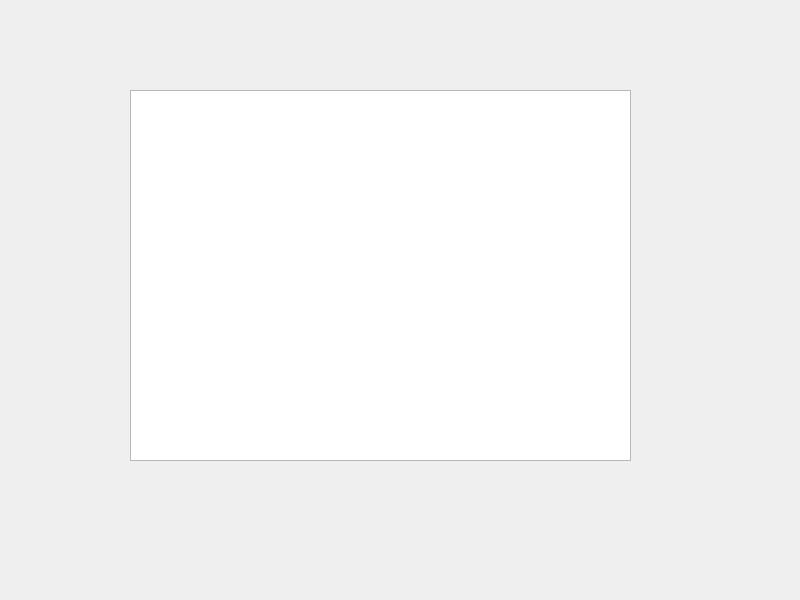
First picture: the form in mainpagewidget.ui, repository shear99/AddressBook, before the edit.
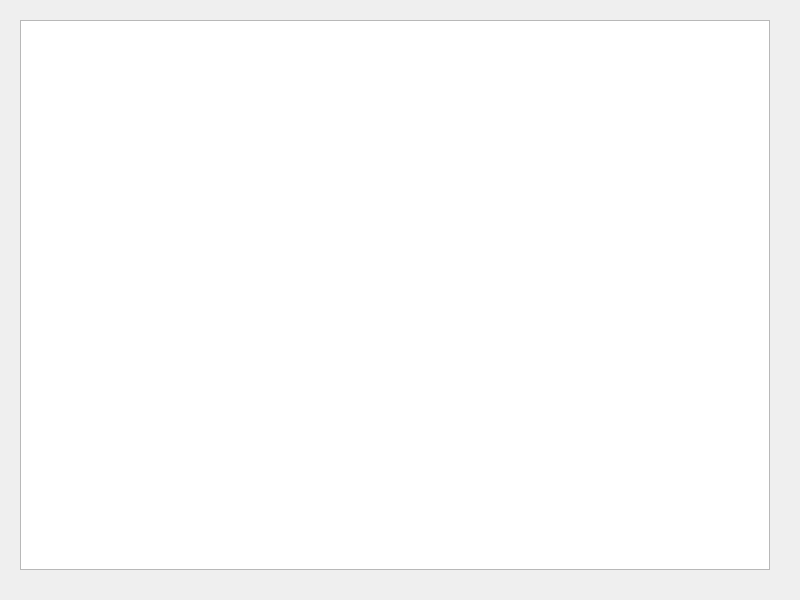
Second picture: the form after the edit.

Commit message: add favoirt button & add yes/no png file

```diff
--- a/mainpagewidget.ui
+++ b/mainpagewidget.ui
@@ -16,10 +16,10 @@
   <widget class="QTableView" name="addressTableView">
    <property name="geometry">
     <rect>
-     <x>130</x>
-     <y>90</y>
-     <width>501</width>
-     <height>371</height>
+     <x>20</x>
+     <y>20</y>
+     <width>750</width>
+     <height>550</height>
     </rect>
    </property>
   </widget>
```
The commit also changes 7 other files.
